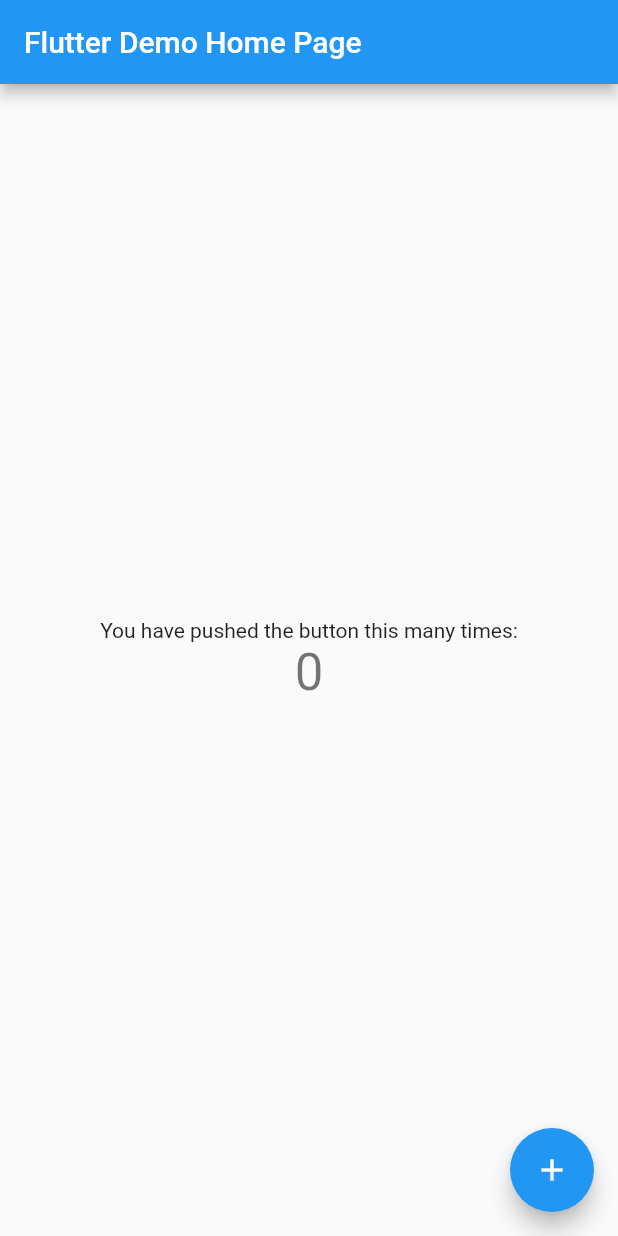
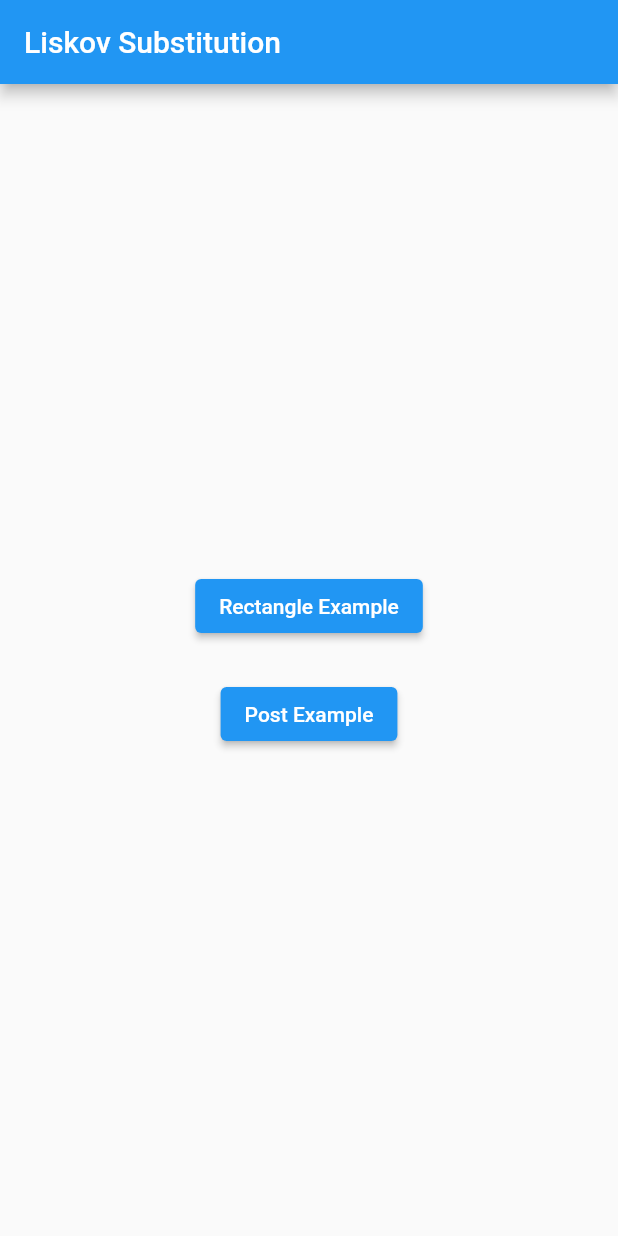
Before and after one commit to AhmedMostafaElsisy/SOLID_Principles, a Flutter app: the screen it shows after launch, on a phone screen of 412 x 824 dp. Run offline on Flutter 3.47's test engine with Material 2 defaults, Android fonts, the phone set to English and light mode, and no system bars.

Commit message:
add Liskov Substitution example

```diff
--- /dev/null
+++ b/lib/liskov_substitution /post_example/solution/post_database.dart
@@ -0,0 +1,17 @@
+class PostDatabase {
+  String addPost(String post) {
+    return 'Original post : $post';
+  }
+
+  String addTagPost(String post) {
+    return 'Tag post :$post';
+  }
+
+  String addMentionPost(String post) {
+    return 'Mention post :$post';
+  }
+
+  String addLinkPost(String post) {
+    return 'Link post :$post';
+  }
+}
--- /dev/null
+++ b/lib/liskov_substitution /post_example/solution/post_model.dart
@@ -0,0 +1,32 @@
+
+
+import 'post_database.dart';
+
+class Post {
+  String createPost(PostDatabase db, String post) {
+    return db.addPost(post);
+  }
+}
+
+class TagPost extends Post {
+  @override
+  String createPost(PostDatabase db, String post) {
+    return db.addTagPost(post);
+  }
+}
+
+class MentionPost extends Post {
+  @override
+  String createPost(PostDatabase db, String post) {
+    return db.addMentionPost(post);
+  }
+
+
+}
+
+class LinkPost extends Post {
+  @override
+  String createPost(PostDatabase db, String post) {
+    return db.addLinkPost(post);
+  }
+}
--- /dev/null
+++ b/lib/liskov_substitution /post_example/violation/post_database.dart
@@ -0,0 +1,13 @@
+class PostDatabase {
+  String addPost(String post) {
+    return 'Original post : $post';
+  }
+
+  String addTagPost(String post) {
+    return 'Tag post :$post';
+  }
+
+  String addMentionPost(String post) {
+    return 'Mention post :$post';
+  }
+}
--- /dev/null
+++ b/lib/liskov_substitution /post_example/violation/post_model.dart
@@ -0,0 +1,19 @@
+import 'package:solid_principles/liskov_substitution%20/post_example/violation/post_database.dart';
+
+class Post {
+  String createPost(PostDatabase db, String post) {
+    return db.addPost(post);
+  }
+}
+
+class TagPost extends Post {
+  String createTagPost(PostDatabase db, String post) {
+    return db.addTagPost(post);
+  }
+}
+
+class MentionPost extends Post {
+  String createMentionPost(PostDatabase db, String post) {
+    return db.addMentionPost(post);
+  }
+}
--- /dev/null
+++ b/lib/liskov_substitution /rectangle_example/rectangle_solution.dart
@@ -0,0 +1,39 @@
+abstract class Shape {
+  double calcArea();
+}
+
+class Rectangle implements Shape {
+  double _height;
+  double _width;
+
+
+  Rectangle(this._height, this._width);
+
+  set width(double width) {
+    _width = width;
+  }
+
+   set height(double height) {
+    _height = height;
+  }
+
+  @override
+  double calcArea() {
+    return _width * _height;
+  }
+}
+
+class Square implements Shape {
+  double _side;
+
+  set side(double side) => _side = side;
+
+
+
+  Square(this._side);
+
+  @override
+  double calcArea() {
+    return _side * _side;
+  }
+}
--- /dev/null
+++ b/lib/liskov_substitution /rectangle_example/rectangle_violation.dart
@@ -0,0 +1,35 @@
+class Rectangle {
+  double? _height;
+  double? _width;
+
+  Rectangle([
+    this._width,
+    this._height,
+  ]);
+
+  set width(double width) {
+    _width = width;
+  }
+
+  set height(double height) {
+    _height = height;
+  }
+
+  double calcArea() {
+    return _width! * _height!;
+  }
+}
+
+class Square extends Rectangle {
+  @override
+  set width(double width) {
+    super.width = width;
+    super.height = width;
+  }
+
+  @override
+  set height(double height) {
+    super.width = height;
+    super.height = height;
+  }
+}
--- a/lib/main.dart
+++ b/lib/main.dart
@@ -1,4 +1,9 @@
+import 'dart:developer';
+
 import 'package:flutter/material.dart';
+import 'liskov_substitution /post_example/solution/post_database.dart';
+import 'liskov_substitution /post_example/solution/post_model.dart';
+import 'liskov_substitution /rectangle_example/rectangle_solution.dart';
 
 void main() {
   runApp(const MyApp());
@@ -7,39 +12,20 @@ void main() {
 class MyApp extends StatelessWidget {
   const MyApp({super.key});
 
-  // This widget is the root of your application.
   @override
   Widget build(BuildContext context) {
     return MaterialApp(
       title: 'Flutter Demo',
       theme: ThemeData(
-        // This is the theme of your application.
-        //
-        // Try running your application with "flutter run". You'll see the
-        // application has a blue toolbar. Then, without quitting the app, try
-        // changing the primarySwatch below to Colors.green and then invoke
-        // "hot reload" (press "r" in the console where you ran "flutter run",
-        // or simply save your changes to "hot reload" in a Flutter IDE).
-        // Notice that the counter didn't reset back to zero; the application
-        // is not restarted.
         primarySwatch: Colors.blue,
       ),
-      home: const MyHomePage(title: 'Flutter Demo Home Page'),
+      home: const MyHomePage(title: 'Liskov Substitution'),
     );
   }
 }
 
 class MyHomePage extends StatefulWidget {
   const MyHomePage({super.key, required this.title});
-
-  // This widget is the home page of your application. It is stateful, meaning
-  // that it has a State object (defined below) that contains fields that affect
-  // how it looks.
-
-  // This class is the configuration for the state. It holds the values (in this
-  // case the title) provided by the parent (in this case the App widget) and
-  // used by the build method of the State. Fields in a Widget subclass are
-  // always marked "final".
 
   final String title;
 
@@ -48,68 +34,67 @@ class MyHomePage extends StatefulWidget {
 }
 
 class _MyHomePageState extends State<MyHomePage> {
-  int _counter = 0;
+  _rectangleExample() {
+    Rectangle rec = Rectangle(2, 5);
+    log("${rec.calcArea()}");
 
-  void _incrementCounter() {
-    setState(() {
-      // This call to setState tells the Flutter framework that something has
-      // changed in this State, which causes it to rerun the build method below
-      // so that the display can reflect the updated values. If we changed
-      // _counter without calling setState(), then the build method would not be
-      // called again, and so nothing would appear to happen.
-      _counter++;
-    });
+    Square squ = Square(5);
+    log("${squ.calcArea()}");
+  }
+
+  _postExample() {
+    PostDatabase db = PostDatabase();
+
+    List<String> posts = [];
+
+    posts.add('ORIGINAL POST');
+    posts.add('#TAG POST');
+    posts.add('@MENTION POST');
+    posts.add('http POST');
+    Post postObj;
+
+    for (var post in posts) {
+      if (post.startsWith('#')) {
+        postObj = TagPost();
+      } else if (post.startsWith('@')) {
+        postObj = MentionPost();
+      } else if (post.startsWith('http')) {
+        postObj = LinkPost();
+      } else {
+        postObj = Post();
+      }
+
+      String result = postObj.createPost(db, post);
+      log(result);
+    }
   }
 
   @override
   Widget build(BuildContext context) {
-    // This method is rerun every time setState is called, for instance as done
-    // by the _incrementCounter method above.
-    //
-    // The Flutter framework has been optimized to make rerunning build methods
-    // fast, so that you can just rebuild anything that needs updating rather
-    // than having to individually change instances of widgets.
     return Scaffold(
       appBar: AppBar(
-        // Here we take the value from the MyHomePage object that was created by
-        // the App.build method, and use it to set our appbar title.
         title: Text(widget.title),
       ),
       body: Center(
-        // Center is a layout widget. It takes a single child and positions it
-        // in the middle of the parent.
         child: Column(
-          // Column is also a layout widget. It takes a list of children and
-          // arranges them vertically. By default, it sizes itself to fit its
-          // children horizontally, and tries to be as tall as its parent.
-          //
-          // Invoke "debug painting" (press "p" in the console, choose the
-          // "Toggle Debug Paint" action from the Flutter Inspector in Android
-          // Studio, or the "Toggle Debug Paint" command in Visual Studio Code)
-          // to see the wireframe for each widget.
-          //
-          // Column has various properties to control how it sizes itself and
-          // how it positions its children. Here we use mainAxisAlignment to
-          // center the children vertically; the main axis here is the vertical
-          // axis because Columns are vertical (the cross axis would be
-          // horizontal).
           mainAxisAlignment: MainAxisAlignment.center,
           children: <Widget>[
-            const Text(
-              'You have pushed the button this many times:',
+            ElevatedButton(
+                onPressed: () {
+                  _rectangleExample();
+                },
+                child: const Text("Rectangle Example")),
+            const SizedBox(
+              height: 24,
             ),
-            Text(
-              '$_counter',
-              style: Theme.of(context).textTheme.headline4,
-            ),
+            ElevatedButton(
+                onPressed: () {
+                  _postExample();
+                },
+                child: const Text("Post Example")),
           ],
         ),
       ),
-      floatingActionButton: FloatingActionButton(
-        onPressed: _incrementCounter,
-        tooltip: 'Increment',
-        child: const Icon(Icons.add),
-      ), // This trailing comma makes auto-formatting nicer for build methods.
     );
   }
 }
```
Also changed, not shown: 2 other files.
